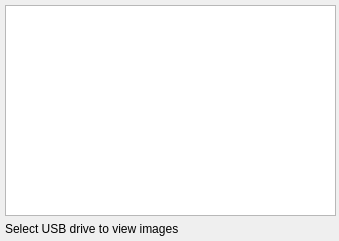
towhee/Winnow64, file Dialogs/loadusbdlg.ui: the form before one commit.
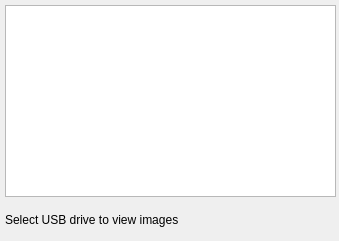
The form after the commit.

```diff
--- a/Dialogs/loadusbdlg.ui
+++ b/Dialogs/loadusbdlg.ui
@@ -10,10 +10,22 @@
     <height>241</height>
    </rect>
   </property>
+  <property name="sizePolicy">
+   <sizepolicy hsizetype="MinimumExpanding" vsizetype="Minimum">
+    <horstretch>0</horstretch>
+    <verstretch>0</verstretch>
+   </sizepolicy>
+  </property>
+  <property name="minimumSize">
+   <size>
+    <width>300</width>
+    <height>0</height>
+   </size>
+  </property>
   <property name="windowTitle">
    <string>USB Drives Available</string>
   </property>
-  <widget class="QWidget" name="">
+  <widget class="QWidget" name="layoutWidget">
    <property name="geometry">
     <rect>
      <x>0</x>
@@ -36,10 +48,23 @@
      <number>5</number>
     </property>
     <item>
-     <widget class="QListWidget" name="usbList"/>
+     <widget class="QListWidget" name="usbList">
+      <property name="sizePolicy">
+       <sizepolicy hsizetype="MinimumExpanding" vsizetype="Preferred">
+        <horstretch>0</horstretch>
+        <verstretch>0</verstretch>
+       </sizepolicy>
+      </property>
+     </widget>
     </item>
     <item>
      <widget class="QLabel" name="label">
+      <property name="sizePolicy">
+       <sizepolicy hsizetype="MinimumExpanding" vsizetype="Preferred">
+        <horstretch>0</horstretch>
+        <verstretch>0</verstretch>
+       </sizepolicy>
+      </property>
       <property name="text">
        <string>Select USB drive to view images</string>
       </property>
```
